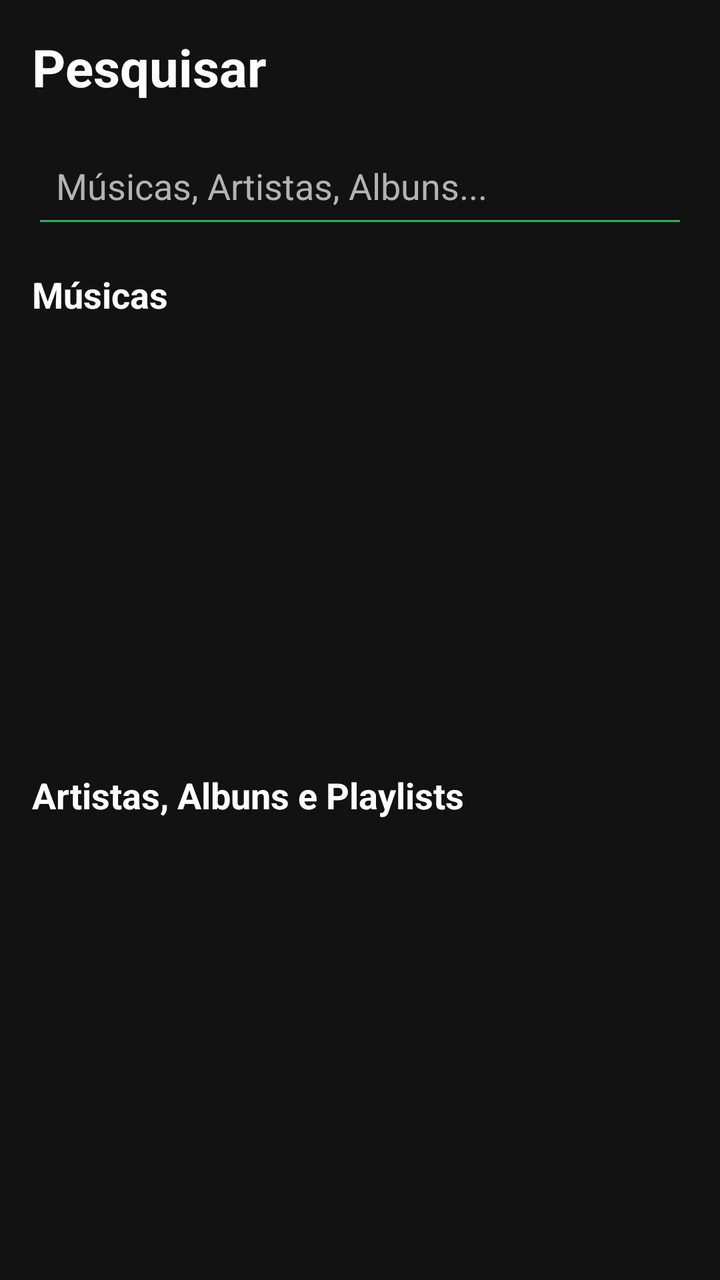
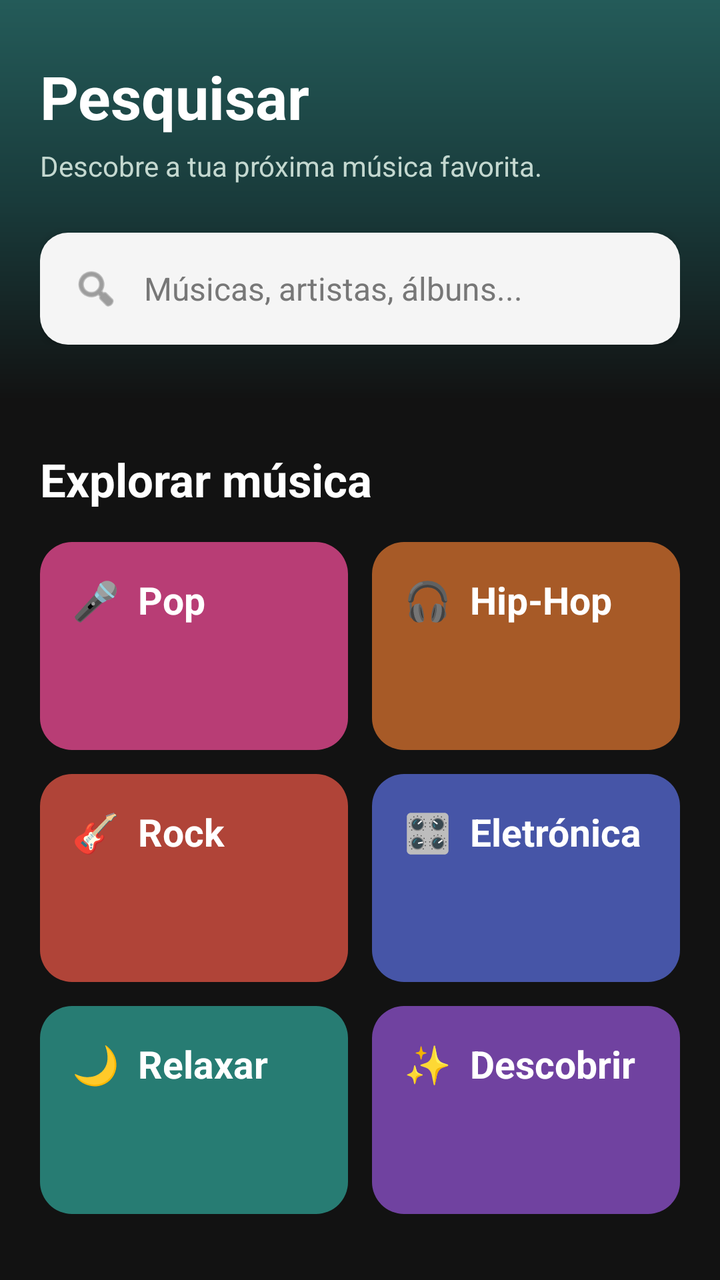

An Android layout rendered at two revisions. The XML below is the earlier revision; the diff shows what the commit changed to produce the second picture.
<!-- AndroidManifest.xml: application theme Theme.SpotifyClone -->
<!-- res/layout/fragment_search.xml -->
<?xml version="1.0" encoding="utf-8"?>
<LinearLayout xmlns:android="http://schemas.android.com/apk/res/android"
              android:layout_width="match_parent"
              android:layout_height="match_parent"
              android:orientation="vertical"
              android:background="#121212"
              android:padding="16dp">

    <TextView
            android:id="@+id/textSearchTitle"
            android:layout_width="match_parent"
            android:layout_height="wrap_content"
            android:text="Pesquisar"
            android:textColor="#FFFFFF"
            android:textSize="26sp"
            android:textStyle="bold"
            android:layout_marginBottom="16dp" />

    <EditText
            android:id="@+id/editSearch"
            android:layout_width="match_parent"
            android:layout_height="52dp"
            android:hint="Músicas, Artistas, Albuns..."
            android:inputType="text"
            android:singleLine="true"
            android:padding="12dp"
            android:backgroundTint="#1DB954"
            android:textColor="#FFFFFF"
            android:textColorHint="#B3B3B3"
            android:layout_marginBottom="16dp" />

    <TextView
            android:layout_width="match_parent"
            android:layout_height="wrap_content"
            android:text="Músicas"
            android:textColor="#FFFFFF"
            android:textSize="18sp"
            android:textStyle="bold"
            android:layout_marginBottom="8dp" />

    <androidx.recyclerview.widget.RecyclerView
            android:id="@+id/recyclerViewSearchTracks"
            android:layout_width="match_parent"
            android:layout_height="0dp"
            android:layout_weight="1" />

    <TextView
            android:layout_width="match_parent"
            android:layout_height="wrap_content"
            android:text="Artistas, Albuns e Playlists"
            android:textColor="#FFFFFF"
            android:textSize="18sp"
            android:textStyle="bold"
            android:layout_marginTop="12dp"
            android:layout_marginBottom="8dp" />

    <androidx.recyclerview.widget.RecyclerView
            android:id="@+id/recyclerViewSearchMedia"
            android:layout_width="match_parent"
            android:layout_height="0dp"
            android:layout_weight="1" />

    <TextView
            android:id="@+id/textSearchEmpty"
            android:layout_width="match_parent"
            android:layout_height="wrap_content"
            android:text="Nenhum resultado encontrado"
            android:textColor="#B3B3B3"
            android:textSize="14sp"
            android:gravity="center"
            android:visibility="gone"
            android:padding="12dp" />

</LinearLayout>
<!-- resources referenced by this layout -->
<resources>
  <style name="Theme.SpotifyClone" parent="Base.Theme.SpotifyClone" />
  <style name="Base.Theme.SpotifyClone" parent="Theme.Material3.DayNight.NoActionBar">
          
          
      </style>
</resources>

<!-- the commit's change to res/layout/fragment_search.xml (unified diff, before → after) -->
@@ -1,74 +1,275 @@
 <?xml version="1.0" encoding="utf-8"?>
-<LinearLayout xmlns:android="http://schemas.android.com/apk/res/android"
-              android:layout_width="match_parent"
-              android:layout_height="match_parent"
-              android:orientation="vertical"
-              android:background="#121212"
-              android:padding="16dp">
-
+<LinearLayout
+        xmlns:android="http://schemas.android.com/apk/res/android"
+        xmlns:app="http://schemas.android.com/apk/res-auto"
+        android:layout_width="match_parent"
+        android:layout_height="match_parent"
+        android:orientation="vertical"
+        android:background="#121212">
+
+    
+    <LinearLayout
+            android:layout_width="match_parent"
+            android:layout_height="wrap_content"
+            android:orientation="vertical"
+            android:background="@drawable/bg_search_header"
+            android:paddingStart="20dp"
+            android:paddingEnd="20dp"
+            android:paddingTop="28dp"
+            android:paddingBottom="28dp">
+
+        <TextView
+                android:id="@+id/textSearchTitle"
+                android:layout_width="match_parent"
+                android:layout_height="wrap_content"
+                android:text="Pesquisar"
+                android:textColor="#FFFFFF"
+                android:textSize="30sp"
+                android:textStyle="bold" />
+
+        <TextView
+                android:layout_width="match_parent"
+                android:layout_height="wrap_content"
+                android:layout_marginTop="5dp"
+                android:text="Descobre a tua próxima música favorita."
+                android:textColor="#C4D8D0"
+                android:textSize="14sp" />
+
+        
+        <LinearLayout
+                android:layout_width="match_parent"
+                android:layout_height="56dp"
+                android:layout_marginTop="24dp"
+                android:background="@drawable/bg_search_input"
+                android:gravity="center_vertical"
+                android:orientation="horizontal"
+                android:paddingStart="16dp"
+                android:paddingEnd="12dp"
+                android:elevation="3dp">
+
+            <ImageView
+                    android:layout_width="24dp"
+                    android:layout_height="24dp"
+                    android:src="@android:drawable/ic_menu_search"
+                    android:contentDescription="Pesquisar"
+                    app:tint="#626262" />
+
+            <EditText
+                    android:id="@+id/editSearch"
+                    android:layout_width="0dp"
+                    android:layout_height="match_parent"
+                    android:layout_weight="1"
+                    android:layout_marginStart="12dp"
+                    android:background="@android:color/transparent"
+                    android:hint="Músicas, artistas, álbuns..."
+                    android:inputType="text"
+                    android:singleLine="true"
+                    android:imeOptions="actionSearch"
+                    android:textColor="#121212"
+                    android:textColorHint="#777777"
+                    android:textSize="16sp"
+                    android:padding="0dp" />
+
+        </LinearLayout>
+
+    </LinearLayout>
+
+    
+    <LinearLayout
+            android:id="@+id/layoutExploreGenres"
+            android:layout_width="match_parent"
+            android:layout_height="wrap_content"
+            android:orientation="vertical"
+            android:paddingStart="20dp"
+            android:paddingEnd="20dp"
+            android:paddingTop="24dp"
+            android:paddingBottom="16dp">
+
+        <TextView
+                android:layout_width="match_parent"
+                android:layout_height="wrap_content"
+                android:text="Explorar música"
+                android:textColor="#FFFFFF"
+                android:textSize="23sp"
+                android:textStyle="bold"
+                android:layout_marginBottom="16dp" />
+
+        
+        <LinearLayout
+                android:layout_width="match_parent"
+                android:layout_height="104dp"
+                android:orientation="horizontal"
+                android:layout_marginBottom="12dp">
+
+            <TextView
+                    android:id="@+id/genrePop"
+                    android:layout_width="0dp"
+                    android:layout_height="match_parent"
+                    android:layout_weight="1"
+                    android:layout_marginEnd="6dp"
+                    android:background="@drawable/bg_genre_pop"
+                    android:gravity="top|start"
+                    android:padding="16dp"
+                    android:text="🎤  Pop"
+                    android:textColor="#FFFFFF"
+                    android:textSize="19sp"
+                    android:textStyle="bold"
+                    android:clickable="true"
+                    android:focusable="true" />
+
+            <TextView
+                    android:id="@+id/genreHipHop"
+                    android:layout_width="0dp"
+                    android:layout_height="match_parent"
+                    android:layout_weight="1"
+                    android:layout_marginStart="6dp"
+                    android:background="@drawable/bg_genre_hiphop"
+                    android:gravity="top|start"
+                    android:padding="16dp"
+                    android:text="🎧  Hip-Hop"
+                    android:textColor="#FFFFFF"
+                    android:textSize="19sp"
+                    android:textStyle="bold"
+                    android:clickable="true"
+                    android:focusable="true" />
+        </LinearLayout>
+
+        
+        <LinearLayout
+                android:layout_width="match_parent"
+                android:layout_height="104dp"
+                android:orientation="horizontal"
+                android:layout_marginBottom="12dp">
+
+            <TextView
+                    android:id="@+id/genreRock"
+                    android:layout_width="0dp"
+                    android:layout_height="match_parent"
+                    android:layout_weight="1"
+                    android:layout_marginEnd="6dp"
+                    android:background="@drawable/bg_genre_rock"
+                    android:gravity="top|start"
+                    android:padding="16dp"
+                    android:text="🎸  Rock"
+                    android:textColor="#FFFFFF"
+                    android:textSize="19sp"
+                    android:textStyle="bold"
+                    android:clickable="true"
+                    android:focusable="true" />
+
+            <TextView
+                    android:id="@+id/genreElectronic"
+                    android:layout_width="0dp"
+                    android:layout_height="match_parent"
+                    android:layout_weight="1"
+                    android:layout_marginStart="6dp"
+                    android:background="@drawable/bg_genre_electronic"
+                    android:gravity="top|start"
+                    android:padding="16dp"
+                    android:text="🎛️  Eletrónica"
+                    android:textColor="#FFFFFF"
+                    android:textSize="19sp"
+                    android:textStyle="bold"
+                    android:clickable="true"
+                    android:focusable="true" />
+        </LinearLayout>
+
+        
+        <LinearLayout
+                android:layout_width="match_parent"
+                android:layout_height="104dp"
+                android:orientation="horizontal">
+
+            <TextView
+                    android:id="@+id/genreRelax"
+                    android:layout_width="0dp"
+                    android:layout_height="match_parent"
+                    android:layout_weight="1"
+                    android:layout_marginEnd="6dp"
+                    android:background="@drawable/bg_genre_relax"
+                    android:gravity="top|start"
+                    android:padding="16dp"
+                    android:text="🌙  Relaxar"
+                    android:textColor="#FFFFFF"
+                    android:textSize="19sp"
+                    android:textStyle="bold"
+                    android:clickable="true"
+                    android:focusable="true" />
+
+            <TextView
+                    android:id="@+id/genreDiscover"
+                    android:layout_width="0dp"
+                    android:layout_height="match_parent"
+                    android:layout_weight="1"
+                    android:layout_marginStart="6dp"
+                    android:background="@drawable/bg_genre_discover"
+                    android:gravity="top|start"
+                    android:padding="16dp"
+                    android:text="✨  Descobrir"
+                    android:textColor="#FFFFFF"
+                    android:textSize="19sp"
+                    android:textStyle="bold"
+                    android:clickable="true"
+                    android:focusable="true" />
+        </LinearLayout>
+
+    </LinearLayout>
+
+    
     <TextView
-            android:id="@+id/textSearchTitle"
-            android:layout_width="match_parent"
-            android:layout_height="wrap_content"
-            android:text="Pesquisar"
-            android:textColor="#FFFFFF"
-            android:textSize="26sp"
-            android:textStyle="bold"
-            android:layout_marginBottom="16dp" />
-
-    <EditText
-            android:id="@+id/editSearch"
-            android:layout_width="match_parent"
-            android:layout_height="52dp"
-            android:hint="Músicas, Artistas, Albuns..."
-            android:inputType="text"
-            android:singleLine="true"
-            android:padding="12dp"
-            android:backgroundTint="#1DB954"
-            android:textColor="#FFFFFF"
-            android:textColorHint="#B3B3B3"
-            android:layout_marginBottom="16dp" />
-
-    <TextView
-            android:layout_width="match_parent"
-            android:layout_height="wrap_content"
+            android:layout_width="match_parent"
+            android:layout_height="wrap_content"
+            android:layout_marginStart="20dp"
+            android:layout_marginEnd="20dp"
+            android:layout_marginTop="24dp"
+            android:layout_marginBottom="12dp"
             android:text="Músicas"
             android:textColor="#FFFFFF"
-            android:textSize="18sp"
-            android:textStyle="bold"
-            android:layout_marginBottom="8dp" />
+            android:textSize="22sp"
+            android:textStyle="bold" />
 
     <androidx.recyclerview.widget.RecyclerView
             android:id="@+id/recyclerViewSearchTracks"
             android:layout_width="match_parent"
             android:layout_height="0dp"
-            android:layout_weight="1" />
-
+            android:layout_weight="1"
+            android:paddingStart="12dp"
+            android:paddingEnd="12dp"
+            android:clipToPadding="false" />
+
+    
     <TextView
             android:layout_width="match_parent"
             android:layout_height="wrap_content"
-            android:text="Artistas, Albuns e Playlists"
+            android:layout_marginStart="20dp"
+            android:layout_marginEnd="20dp"
+            android:layout_marginTop="20dp"
+            android:layout_marginBottom="12dp"
+            android:text="Artistas, álbuns e playlists"
             android:textColor="#FFFFFF"
-            android:textSize="18sp"
-            android:textStyle="bold"
-            android:layout_marginTop="12dp"
-            android:layout_marginBottom="8dp" />
+            android:textSize="22sp"
+            android:textStyle="bold" />
 
     <androidx.recyclerview.widget.RecyclerView
             android:id="@+id/recyclerViewSearchMedia"
             android:layout_width="match_parent"
             android:layout_height="0dp"
-            android:layout_weight="1" />
-
+            android:layout_weight="1"
+            android:paddingStart="12dp"
+            android:paddingEnd="12dp"
+            android:clipToPadding="false" />
+
+    
     <TextView
             android:id="@+id/textSearchEmpty"
             android:layout_width="match_parent"
             android:layout_height="wrap_content"
+            android:layout_marginTop="12dp"
+            android:padding="16dp"
             android:text="Nenhum resultado encontrado"
             android:textColor="#B3B3B3"
             android:textSize="14sp"
             android:gravity="center"
-            android:visibility="gone"
-            android:padding="12dp" />
+            android:visibility="gone" />
 
 </LinearLayout>
<!-- resource entries referenced after the edit -->
@@ -1,5 +1,88 @@
 <!-- resources referenced by this layout -->
 <resources>
+  <!-- drawable bg_genre_discover (drawable) -->
+  <?xml version="1.0" encoding="utf-8"?>
+  <shape xmlns:android="http://schemas.android.com/apk/res/android"
+         android:shape="rectangle">
+  
+      <solid android:color="#7042A0" />
+  
+      <corners android:radius="16dp" />
+  
+  </shape>
+  <!-- drawable bg_genre_electronic (drawable) -->
+  <?xml version="1.0" encoding="utf-8"?>
+  <shape xmlns:android="http://schemas.android.com/apk/res/android"
+         android:shape="rectangle">
+  
+      <solid android:color="#4655A7" />
+  
+      <corners android:radius="16dp" />
+  
+  </shape>
+  <!-- drawable bg_genre_hiphop (drawable) -->
+  <?xml version="1.0" encoding="utf-8"?>
+  <shape xmlns:android="http://schemas.android.com/apk/res/android"
+         android:shape="rectangle">
+  
+      <solid android:color="#A75A27" />
+  
+      <corners android:radius="16dp" />
+  
+  </shape>
+  <!-- drawable bg_genre_pop (drawable) -->
+  <?xml version="1.0" encoding="utf-8"?>
+  <shape xmlns:android="http://schemas.android.com/apk/res/android"
+         android:shape="rectangle">
+  
+      <solid android:color="#B83D75" />
+  
+      <corners android:radius="16dp" />
+  
+  </shape>
+  <!-- drawable bg_genre_relax (drawable) -->
+  <?xml version="1.0" encoding="utf-8"?>
+  <shape xmlns:android="http://schemas.android.com/apk/res/android"
+         android:shape="rectangle">
+  
+      <solid android:color="#277C73" />
+  
+      <corners android:radius="16dp" />
+  
+  </shape>
+  <!-- drawable bg_genre_rock (drawable) -->
+  <?xml version="1.0" encoding="utf-8"?>
+  <shape xmlns:android="http://schemas.android.com/apk/res/android"
+         android:shape="rectangle">
+  
+      <solid android:color="#B04438" />
+  
+      <corners android:radius="16dp" />
+  
+  </shape>
+  <!-- drawable bg_search_header (drawable) -->
+  <?xml version="1.0" encoding="utf-8"?>
+  <shape xmlns:android="http://schemas.android.com/apk/res/android"
+         android:shape="rectangle">
+  
+      <gradient
+              android:angle="270"
+              android:startColor="#245B59"
+              android:centerColor="#193B3B"
+              android:endColor="#121212"
+              android:type="linear" />
+  
+  </shape>
+  <!-- drawable bg_search_input (drawable) -->
+  <?xml version="1.0" encoding="utf-8"?>
+  <shape xmlns:android="http://schemas.android.com/apk/res/android"
+         android:shape="rectangle">
+  
+      <solid android:color="#F5F5F5" />
+  
+      <corners android:radius="14dp" />
+  
+  </shape>
   <style name="Theme.SpotifyClone" parent="Base.Theme.SpotifyClone" />
   <style name="Base.Theme.SpotifyClone" parent="Theme.Material3.DayNight.NoActionBar">
           
